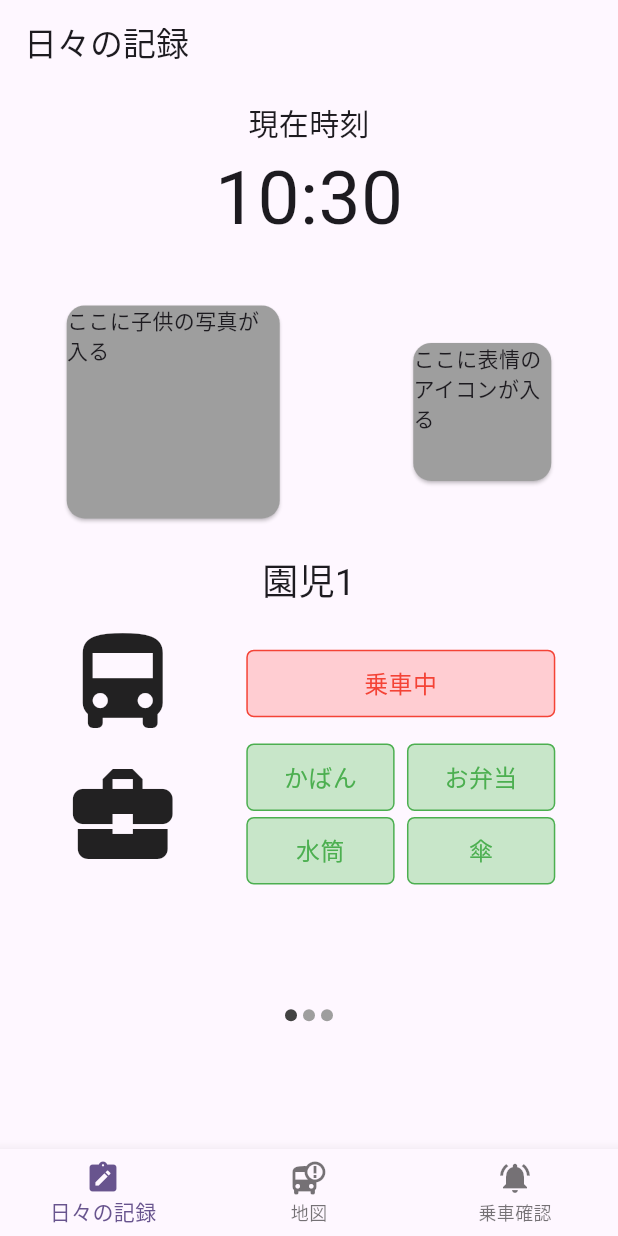
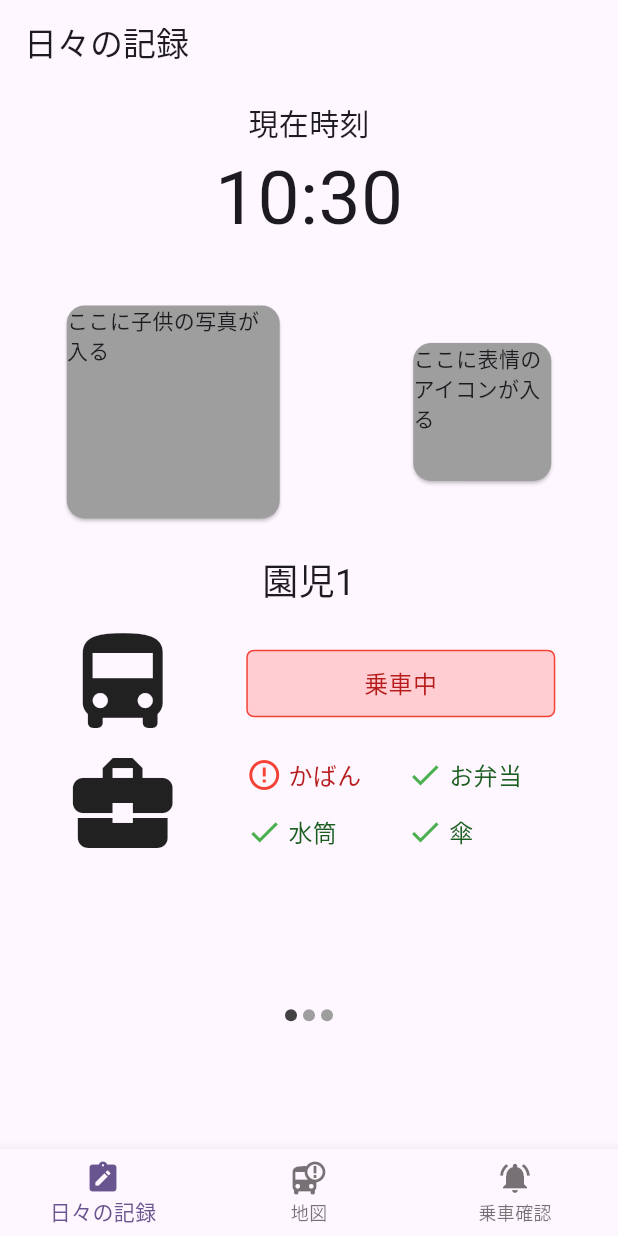
Before and after one commit to GreenTeaProgrammers/WhereChildBus, a Flutter app: the screen it shows after launch, on a phone screen of 412 x 824 dp. Run offline on Flutter 3.47's test engine with Material 3 defaults, Android fonts, the phone set to English and light mode, and no system bars; drawn by our look-alikes of carousel_slider; our stand-ins replace fixnum, flutter_dotenv, flutter_toggle_tab, image_picker; missing offline and left inert: grpc, protobuf.

Commit message:
feat:忘れ物の有無にアイコンを追加

```diff
--- a/frontend/where_child_bus_guardian/lib/pages/daily_page/components/daily_record_body.dart
+++ b/frontend/where_child_bus_guardian/lib/pages/daily_page/components/daily_record_body.dart
@@ -13,7 +13,7 @@ class DailyRecordBody extends StatefulWidget {
 class _DailyRecordBody extends State<DailyRecordBody> {
   //TODO: 将来的にChild型を受け取る
   var isBoarding = true;
-  var hasBag = true;
+  var hasBag = false;
   var hasLunchBox = true;
   var hasWaterBottle = true;
   var hasUmbrella = true;
@@ -116,16 +116,25 @@ class _DailyRecordBody extends State<DailyRecordBody> {
   }
 
   Widget itemText(String itemName, bool hasItem) {
-    return Container(
+    return SizedBox(
         width: MediaQuery.of(context).size.width * 0.24,
-        decoration: statusFieldDecoration(hasItem),
         child: Padding(
-          padding: const EdgeInsets.only(top: 10.0, bottom: 10.0),
-          child: Text(
-            itemName,
-            style: statusFieldTextStyle(hasItem),
-            textAlign: TextAlign.center,
-          ),
-        ));
+            padding: const EdgeInsets.only(top: 5.0, bottom: 5.0),
+            child: Row(
+              children: [
+                SizedBox(
+                  width: 20,
+                  child: hasItem
+                      ? const Icon(Icons.check, color: Colors.green)
+                      : const Icon(Icons.error_outline, color: Colors.red),
+                ),
+                const SizedBox(width: 8),
+                Text(
+                  itemName,
+                  style: statusFieldTextStyle(hasItem),
+                  textAlign: TextAlign.center,
+                ),
+              ],
+            )));
   }
 }
--- a/frontend/where_child_bus_guardian/lib/pages/daily_page/styles/styles.dart
+++ b/frontend/where_child_bus_guardian/lib/pages/daily_page/styles/styles.dart
@@ -13,6 +13,6 @@ BoxDecoration statusFieldDecoration(bool isTrue) {
 TextStyle statusFieldTextStyle(bool isTrue) {
   return TextStyle(
     fontSize: 16,
-    color: isTrue ? Colors.green : Colors.red,
+    color: isTrue ? Colors.green[900] : Colors.red[900],
   );
 }
```
